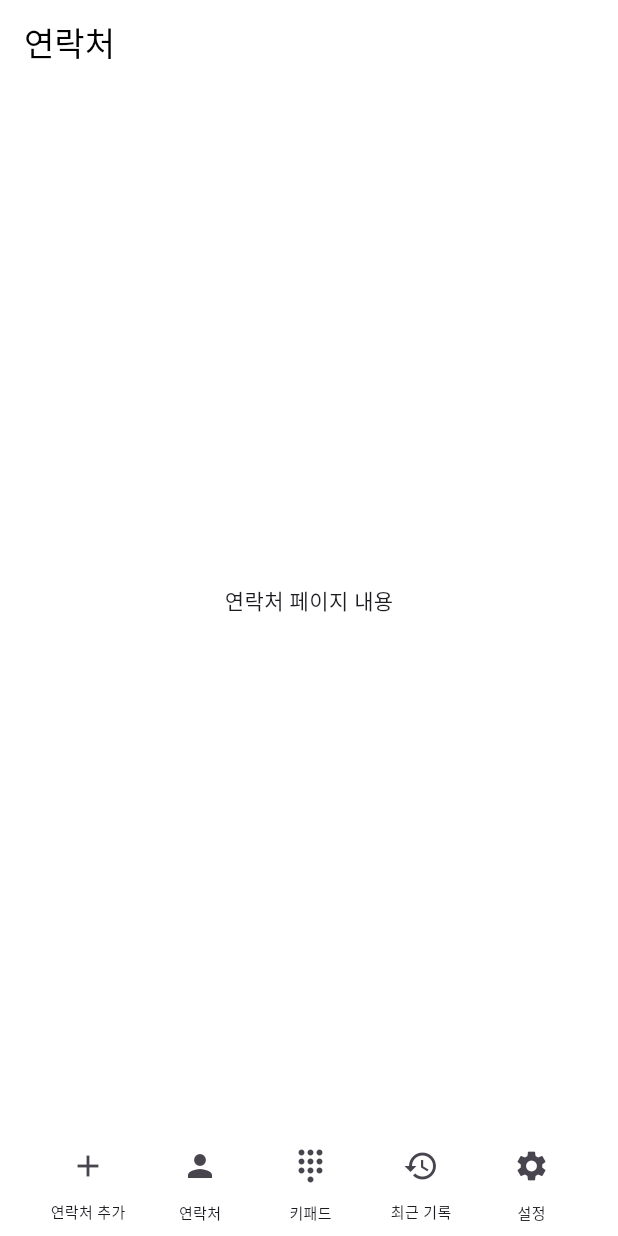
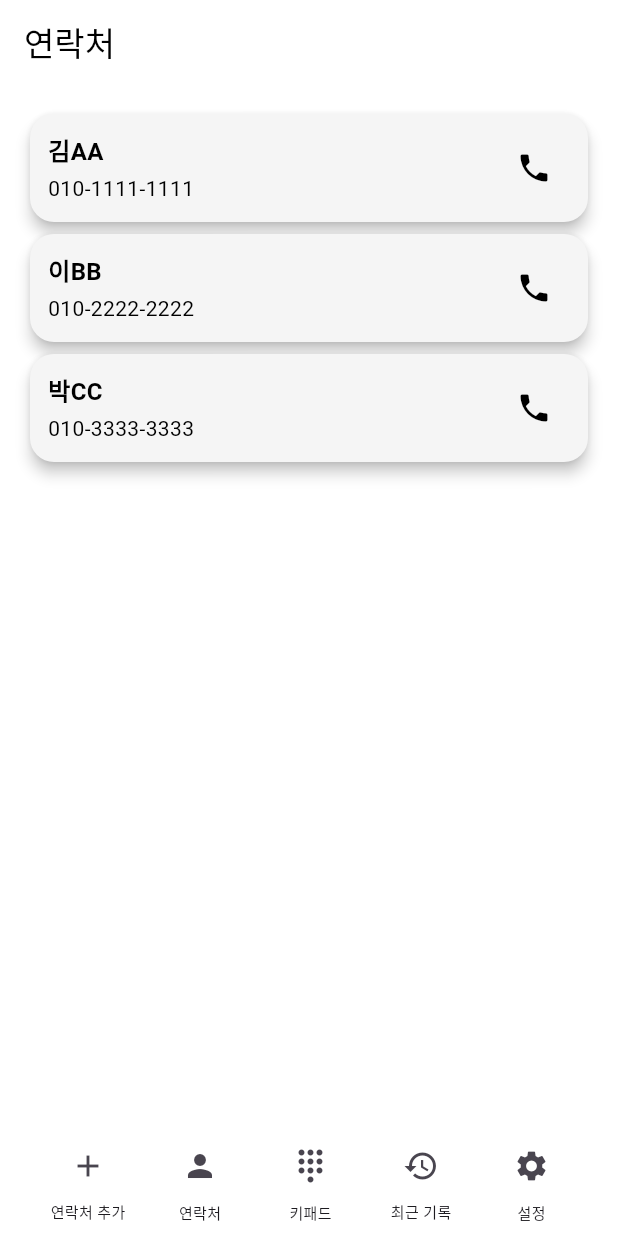
Before and after one commit to gksma/CC_frontend, a Flutter app: the ContactsPage screen opened by its route, on a phone screen of 412 x 824 dp. Run offline on Flutter 3.47's test engine with Material 3 defaults, Android fonts, the light colour scheme and no system bars; our stand-ins replace permission_handler, shared_preferences; accounts and stored records are empty.

Commit message:
FE[2#4] feat : 연락처 페이지

```diff
--- a/lib/page/contacts_page.dart
+++ b/lib/page/contacts_page.dart
@@ -1,5 +1,5 @@
 import 'package:flutter/material.dart';
-import 'package:shared_preferences/shared_preferences.dart';
+import 'package:url_launcher/url_launcher.dart';
 
 class ContactsPage extends StatelessWidget {
   @override
@@ -15,12 +15,31 @@ class ContactsPage extends StatelessWidget {
             style: TextStyle(color: Colors.black),
           ),
         ),
-        automaticallyImplyLeading: false, // 뒤로가기 버튼 제거
+        automaticallyImplyLeading: false,
       ),
       body: Padding(
         padding: const EdgeInsets.all(16.0),
-        child: Center(
-          child: Text('연락처 페이지 내용'),
+        child: Column(
+          children: [
+            Expanded(
+              child: ListView(
+                children: [
+                  ContactRecord(
+                    name: '김AA',
+                    phoneNumber: '010-1111-1111',
+                  ),
+                  ContactRecord(
+                    name: '이BB',
+                    phoneNumber: '010-2222-2222',
+                  ),
+                  ContactRecord(
+                    name: '박CC',
+                    phoneNumber: '010-3333-3333',
+                  ),
+                ],
+              ),
+            ),
+          ],
         ),
       ),
       bottomNavigationBar: Padding(
@@ -41,7 +60,7 @@ class ContactsPage extends StatelessWidget {
               icon: Icons.person,
               label: '연락처',
               onPressed: () {
-                // 현재 페이지
+                Navigator.pushNamed(context, '/contacts');
               },
             ),
             const Spacer(),
@@ -76,12 +95,78 @@ class ContactsPage extends StatelessWidget {
   }
 }
 
+class ContactRecord extends StatelessWidget {
+  final String name;
+  final String phoneNumber;
+
+  const ContactRecord({
+    super.key,
+    required this.name,
+    required this.phoneNumber,
+  });
+
+  Future<void> _makePhoneCall(String phoneNumber) async {
+    final Uri url = Uri(scheme: 'tel', path: phoneNumber);
+    if (await canLaunchUrl(url)) {
+      await launchUrl(url);
+    } else {
+      throw 'Could not launch $url';
+    }
+  }
+
+  @override
+  Widget build(BuildContext context) {
+    return Card(
+      color: Colors.grey[100], // 색상 설정
+      elevation: 4,
+      shape: RoundedRectangleBorder(borderRadius: BorderRadius.circular(16)),
+      child: Padding(
+        padding: const EdgeInsets.all(12.0),
+        child: Row(
+          mainAxisAlignment: MainAxisAlignment.spaceBetween,
+          children: [
+            Column(
+              crossAxisAlignment: CrossAxisAlignment.start,
+              children: [
+                Text(
+                  name,
+                  style: const TextStyle(
+                    fontSize: 16,
+                    fontWeight: FontWeight.bold,
+                    color: Colors.black,
+                  ),
+                ),
+                const SizedBox(height: 3), // 간격 조정
+                Text(
+                  phoneNumber,
+                  style: const TextStyle(
+                    fontSize: 14,
+                    color: Colors.black,
+                  ),
+                ),
+              ],
+            ),
+            IconButton(
+              icon: const Icon(
+                Icons.phone,
+                color: Colors.black,
+              ),
+              onPressed: () => _makePhoneCall(phoneNumber),
+            ),
+          ],
+        ),
+      ),
+    );
+  }
+}
+
 class BottomIconButton extends StatelessWidget {
   final IconData icon;
   final String label;
   final VoidCallback onPressed;
 
-  const BottomIconButton({super.key,
+  const BottomIconButton({
+    super.key,
     required this.icon,
     required this.label,
     required this.onPressed,
--- a/pubspec.yaml
+++ b/pubspec.yaml
@@ -33,6 +33,7 @@ dependencies:
   permission_handler : ^10.2.0
   url_launcher : ^6.0.20
   shared_preferences : ^2.0.6
+  http : ^0.13.3
 
 
   # The following adds the Cupertino Icons font to your application.
```
Also changed, not shown: pubspec.lock.
